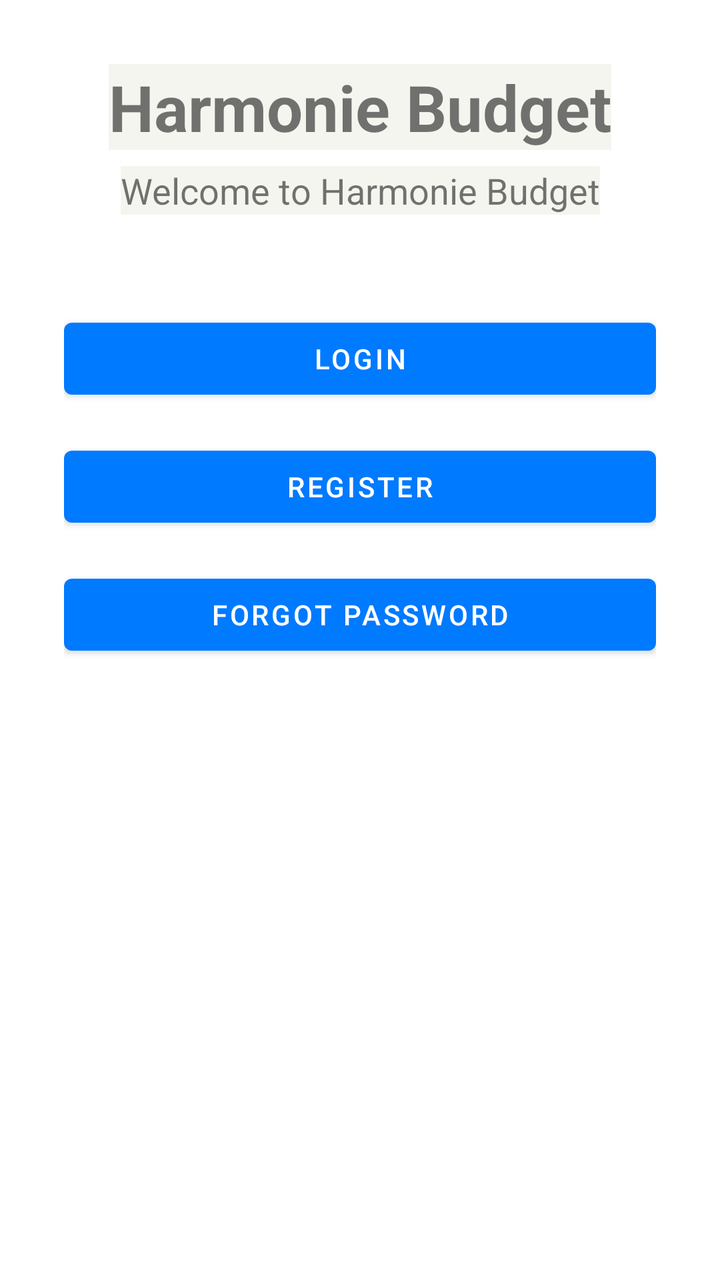
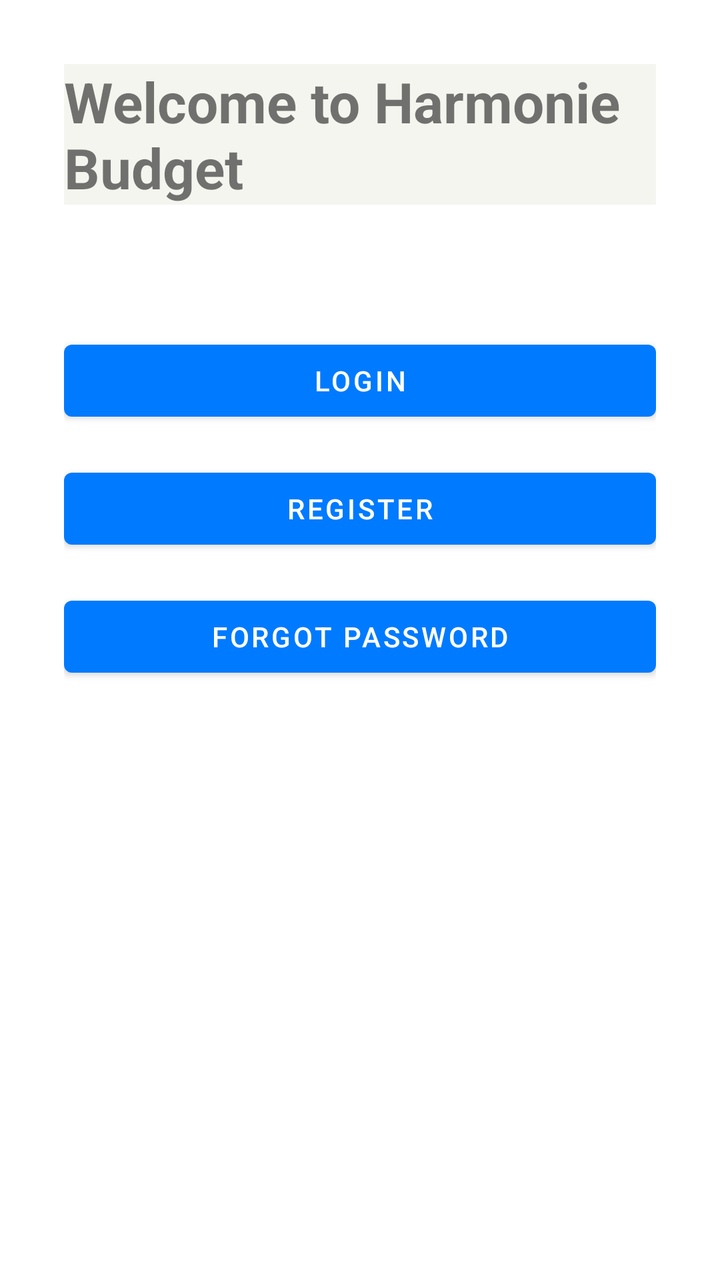

The first picture is an Android layout as it rendered before a commit; the second is the same layout after the commit. The layout source and the unified diff follow.
<!-- AndroidManifest.xml: application theme Theme.HarmonieBudgetAppKt -->
<!-- res/layout/activity_main.xml -->
<?xml version="1.0" encoding="utf-8"?>
<androidx.constraintlayout.widget.ConstraintLayout
    xmlns:android="http://schemas.android.com/apk/res/android"
    xmlns:app="http://schemas.android.com/apk/res-auto"
    android:layout_width="match_parent"
    android:layout_height="match_parent"
    android:padding="32dp"
    android:background="@color/white">

    
    <TextView
        android:id="@+id/tv_title"
        android:layout_width="wrap_content"
        android:layout_height="wrap_content"
        android:text="@string/app_name"
        android:textSize="32sp"
        android:textStyle="bold"
        app:layout_constraintTop_toTopOf="parent"
        app:layout_constraintStart_toStartOf="parent"
        app:layout_constraintEnd_toEndOf="parent" />

    
    <TextView
        android:id="@+id/tv_subtitle"
        android:layout_width="wrap_content"
        android:layout_height="wrap_content"
        android:text="@string/welcome_message"
        android:textSize="18sp"
        android:layout_marginTop="8dp"
        app:layout_constraintTop_toBottomOf="@id/tv_title"
        app:layout_constraintStart_toStartOf="parent"
        app:layout_constraintEnd_toEndOf="parent" />

    
    <Button
        android:id="@+id/btn_login"
        android:layout_width="0dp"
        android:layout_height="wrap_content"
        android:text="@string/login_button"
        android:layout_marginTop="48dp"
        app:layout_constraintTop_toBottomOf="@id/tv_subtitle"
        app:layout_constraintStart_toStartOf="parent"
        app:layout_constraintEnd_toEndOf="parent" />

    
    <Button
        android:id="@+id/btn_register"
        android:layout_width="0dp"
        android:layout_height="wrap_content"
        android:text="@string/register_button"
        android:layout_marginTop="16dp"
        app:layout_constraintTop_toBottomOf="@id/btn_login"
        app:layout_constraintStart_toStartOf="parent"
        app:layout_constraintEnd_toEndOf="parent" />

    
    <Button
        android:id="@+id/btn_forgot_password"
        android:layout_width="0dp"
        android:layout_height="wrap_content"
        android:text="@string/forgot_password_button"
        android:layout_marginTop="16dp"
        app:layout_constraintTop_toBottomOf="@id/btn_register"
        app:layout_constraintStart_toStartOf="parent"
        app:layout_constraintEnd_toEndOf="parent" />

</androidx.constraintlayout.widget.ConstraintLayout>
<!-- resources referenced by this layout -->
<resources>
  <color name="white">#FFFFFFFF</color>
  <string name="app_name">Harmonie Budget</string>
  <string name="forgot_password_button">Forgot Password</string>
  <string name="login_button">Login</string>
  <string name="register_button">Register</string>
  <string name="welcome_message">Welcome to Harmonie Budget</string>
  <style name="Theme.HarmonieBudgetAppKt" parent="Theme.MaterialComponents.DayNight.NoActionBar">
          <item name="colorPrimary">#007AFF</item>
          <item name="colorPrimaryVariant">#007AFF</item>
          <item name="colorOnPrimary">#FFFFFF</item>
          <item name="colorSecondary">#34C759</item>
          <item name="colorOnSecondary">#FFFFFF</item>
          <item name="android:statusBarColor">#F5F5F0</item>
          <item name="android:windowLightStatusBar">true</item>
          <item name="android:background">#F5F5F0</item>
      </style>
</resources>

<!-- the commit's change to res/layout/activity_main.xml (unified diff, before → after) -->
@@ -7,42 +7,27 @@
     android:padding="32dp"
     android:background="@color/white">
 
-    
     <TextView
-        android:id="@+id/tv_title"
+        android:id="@+id/tv_welcome"
         android:layout_width="wrap_content"
         android:layout_height="wrap_content"
-        android:text="@string/app_name"
-        android:textSize="32sp"
+        android:text="@string/welcome_message"
+        android:textSize="28sp"
         android:textStyle="bold"
         app:layout_constraintTop_toTopOf="parent"
         app:layout_constraintStart_toStartOf="parent"
         app:layout_constraintEnd_toEndOf="parent" />
 
-    
-    <TextView
-        android:id="@+id/tv_subtitle"
-        android:layout_width="wrap_content"
-        android:layout_height="wrap_content"
-        android:text="@string/welcome_message"
-        android:textSize="18sp"
-        android:layout_marginTop="8dp"
-        app:layout_constraintTop_toBottomOf="@id/tv_title"
-        app:layout_constraintStart_toStartOf="parent"
-        app:layout_constraintEnd_toEndOf="parent" />
-
-    
     <Button
         android:id="@+id/btn_login"
         android:layout_width="0dp"
         android:layout_height="wrap_content"
         android:text="@string/login_button"
-        android:layout_marginTop="48dp"
-        app:layout_constraintTop_toBottomOf="@id/tv_subtitle"
+        android:layout_marginTop="64dp"
+        app:layout_constraintTop_toBottomOf="@id/tv_welcome"
         app:layout_constraintStart_toStartOf="parent"
         app:layout_constraintEnd_toEndOf="parent" />
 
-    
     <Button
         android:id="@+id/btn_register"
         android:layout_width="0dp"
@@ -53,7 +38,6 @@
         app:layout_constraintStart_toStartOf="parent"
         app:layout_constraintEnd_toEndOf="parent" />
 
-    
     <Button
         android:id="@+id/btn_forgot_password"
         android:layout_width="0dp"
<!-- resource entries referenced after the edit -->
@@ -1,7 +1,6 @@
 <!-- resources referenced by this layout -->
 <resources>
   <color name="white">#FFFFFFFF</color>
-  <string name="app_name">Harmonie Budget</string>
   <string name="forgot_password_button">Forgot Password</string>
   <string name="login_button">Login</string>
   <string name="register_button">Register</string>
